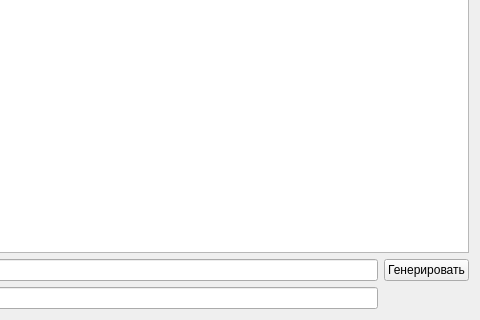
This is mainui.ui in ZzaizZ/FindPath as Qt 5 draws it before an edit; both pictures show x 257 to 737 and y 91 to 411 of the 737 by 411 pixel window. The edited form follows.
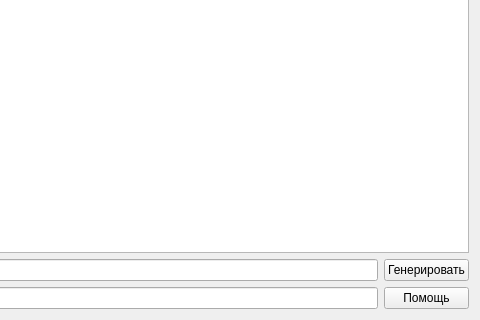
This is the edited form.

Patch:
```diff
--- a/mainui.ui
+++ b/mainui.ui
@@ -52,6 +52,13 @@
      </property>
     </widget>
    </item>
+   <item row="2" column="2">
+    <widget class="QPushButton" name="pushButton">
+     <property name="text">
+      <string>Помощь</string>
+     </property>
+    </widget>
+   </item>
   </layout>
  </widget>
  <layoutdefault spacing="6" margin="11"/>
```
